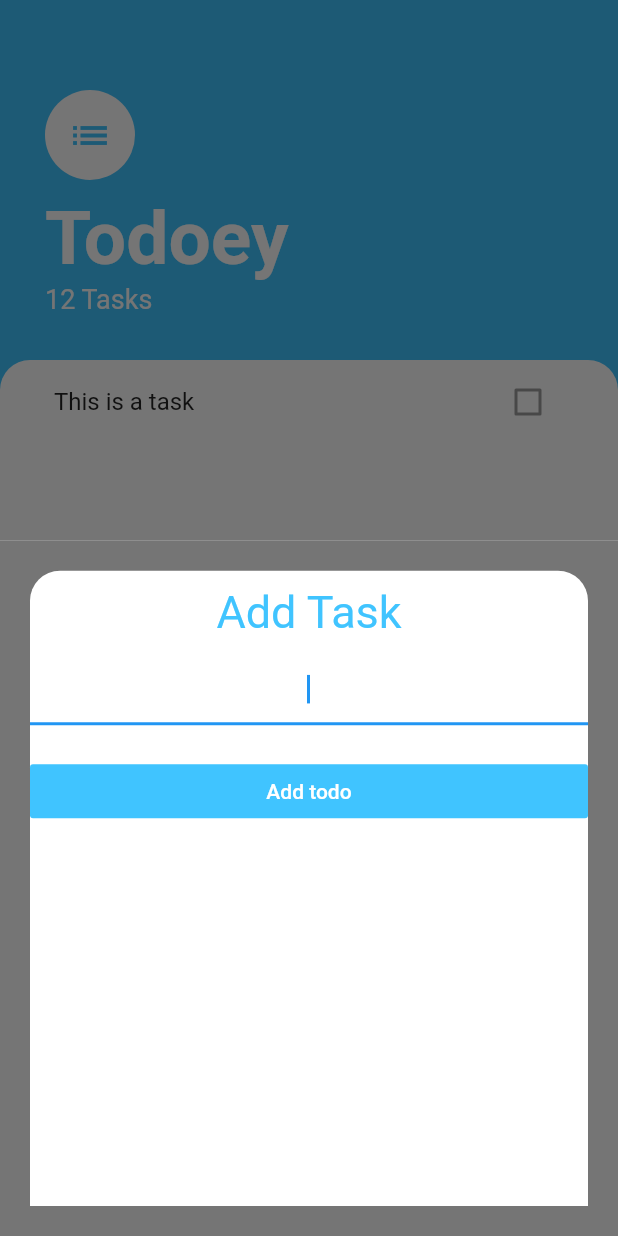
After one commit to ritchiedw/todoey_flutter, a Flutter app: the screen it shows after launch, after a tap on the "add" icon, on a phone screen of 412 x 824 dp. The commit adds this screen. Run offline on Flutter 3.47's test engine with Material 2 defaults, Android fonts, the phone set to English and light mode, and no system bars.

Commit message:
end of the bottomsheet widget

```diff
--- /dev/null
+++ b/lib/screens/add_task_screen.dart
@@ -0,0 +1,60 @@
+import 'package:flutter/material.dart';
+import 'package:flutter/painting.dart';
+import 'package:flutter/services.dart';
+
+class AddTaskScreen extends StatelessWidget {
+  @override
+  Widget build(BuildContext context) {
+    return Container(
+      padding: EdgeInsets.all(20.0),
+      color: Color(0xFF757575),
+      child: Container(
+        decoration: BoxDecoration(
+          color: Colors.white,
+          borderRadius: BorderRadius.only(
+            topLeft: Radius.circular(20.0),
+            topRight: Radius.circular(20.0),
+          ),
+        ),
+        child: Column(
+          crossAxisAlignment: CrossAxisAlignment.stretch,
+          children: <Widget>[
+            SizedBox(
+              height: 10.0,
+            ),
+            Text(
+              "Add Task",
+              textAlign: TextAlign.center,
+              style: TextStyle(
+                color: Colors.lightBlueAccent,
+                fontSize: 30.0,
+              ),
+            ),
+            SizedBox(
+              height: 10.0,
+            ),
+            TextField(
+              keyboardType: TextInputType.text,
+              textAlign: TextAlign.center,
+              onChanged: (value) {},
+              autofocus: true,
+            ),
+            SizedBox(
+              height: 20.0,
+            ),
+            FlatButton(
+              onPressed: () {},
+              child: Text(
+                'Add todo',
+                style: TextStyle(
+                  color: Colors.white,
+                ),
+              ),
+              color: Colors.lightBlueAccent,
+            )
+          ],
+        ),
+      ),
+    );
+  }
+}
--- a/lib/screens/task_screen.dart
+++ b/lib/screens/task_screen.dart
@@ -1,4 +1,7 @@
 import 'package:flutter/material.dart';
+import 'package:flutter/painting.dart';
+import 'package:todoey_flutter/widget/tasks_list.dart';
+import 'package:todoey_flutter/screens/add_task_screen.dart';
 
 class TasksScreen extends StatelessWidget {
   @override
@@ -6,7 +9,12 @@ class TasksScreen extends StatelessWidget {
     return Scaffold(
       backgroundColor: Colors.lightBlueAccent,
       floatingActionButton: FloatingActionButton(
-        onPressed: null,
+        onPressed: () {
+          showModalBottomSheet(
+            context: context,
+            builder: (context) => AddTaskScreen(),
+          );
+        },
         backgroundColor: Colors.lightBlueAccent,
         child: Icon(
           Icons.add,
@@ -52,8 +60,12 @@ class TasksScreen extends StatelessWidget {
                     fontSize: 18.0,
                   ),
                 ),
+              ],
+            ),
+          ),
           Expanded(
             child: Container(
+              padding: EdgeInsets.symmetric(horizontal: 20.0),
               height: 300.0,
               decoration: BoxDecoration(
                 color: Colors.white,
@@ -62,9 +74,7 @@ class TasksScreen extends StatelessWidget {
                   topRight: Radius.circular(20.0),
                 ),
               ),
-                  ),
-                ),
-              ],
+              child: TasksList(),
             ),
           ),
         ],
--- /dev/null
+++ b/lib/widget/tasks_list.dart
@@ -0,0 +1,13 @@
+import 'package:flutter/material.dart';
+import 'package:todoey_flutter/widget/tasks_tile.dart';
+
+class TasksList extends StatelessWidget {
+  @override
+  Widget build(BuildContext context) {
+    return ListView(
+      children: <Widget>[
+        TaskTile(),
+      ],
+    );
+  }
+}
--- /dev/null
+++ b/lib/widget/tasks_tile.dart
@@ -0,0 +1,14 @@
+import 'package:flutter/material.dart';
+
+class TaskTile extends StatelessWidget {
+  @override
+  Widget build(BuildContext context) {
+    return ListTile(
+      title: Text('This is a task'),
+      trailing: Checkbox(
+        value: false,
+        onChanged: null,
+      ),
+    );
+  }
+}
```
Lines whose indentation alone changed are shown as unchanged.
